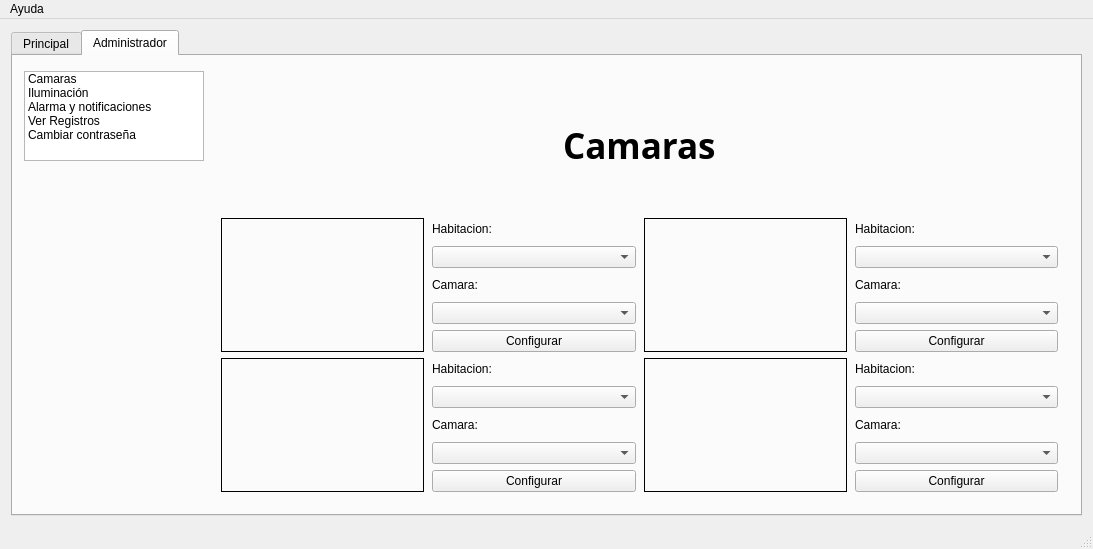
Before: the Qt Designer form mainwindow.ui in AlejoRMinetti/domopencv, drawn with Qt 5.
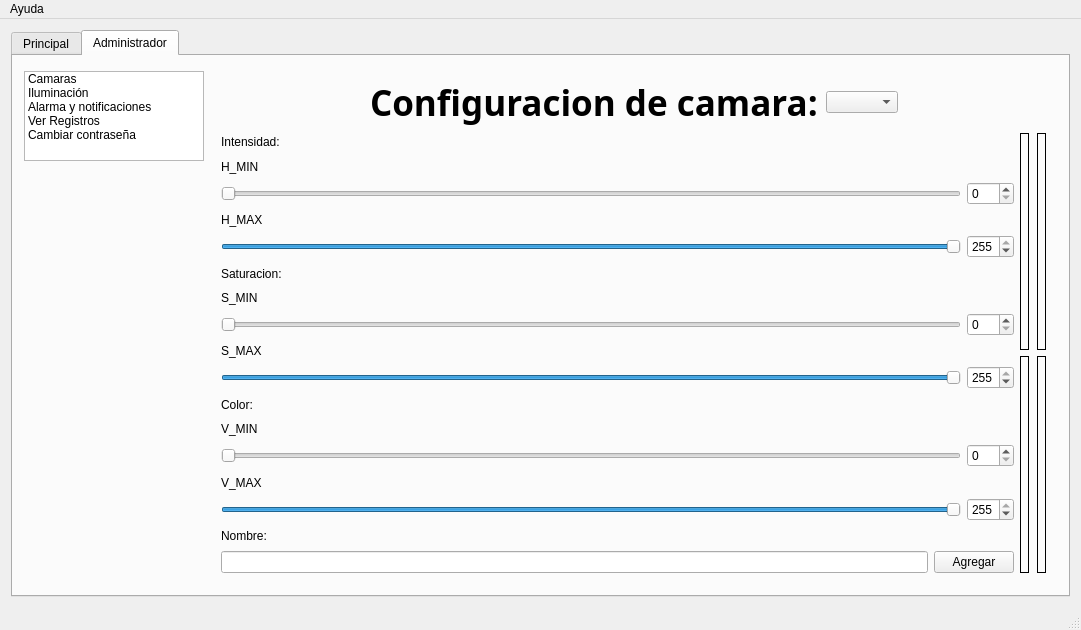
After: the same form once the commit is applied. The open tabs and pages were chosen to show the change. Icons and pictures are not drawn.

Commit message: Configuracion de cam en mainWindow, no anda con multiples camaras

Patch:
```diff
--- a/mainwindow.ui
+++ b/mainwindow.ui
@@ -6,8 +6,8 @@
    <rect>
     <x>0</x>
     <y>0</y>
-    <width>1093</width>
-    <height>549</height>
+    <width>1081</width>
+    <height>630</height>
    </rect>
   </property>
   <property name="sizePolicy">
@@ -475,9 +475,9 @@
              <number>0</number>
             </property>
             <widget class="QWidget" name="page">
-             <layout class="QVBoxLayout" name="verticalLayout_12">
+             <layout class="QVBoxLayout" name="verticalLayout_14">
               <item>
-               <layout class="QHBoxLayout" name="horizontalLayout_25" stretch="0,0,0">
+               <layout class="QHBoxLayout" name="horizontalLayout_25" stretch="0,0,0,0">
                 <property name="spacing">
                  <number>8</number>
                 </property>
@@ -511,10 +511,13 @@
                    </font>
                   </property>
                   <property name="text">
-                   <string>Camaras</string>
+                   <string>Configuracion de camara:</string>
                   </property>
                  </widget>
                 </item>
+                <item>
+                 <widget class="QComboBox" name="comboBox_cam_fuente_5"/>
+                </item>
                 <item>
                  <spacer name="horizontalSpacer_30">
                   <property name="orientation">
@@ -531,274 +534,390 @@
                </layout>
               </item>
               <item>
-               <layout class="QHBoxLayout" name="horizontalLayout_26">
-                <property name="spacing">
-                 <number>8</number>
-                </property>
+               <layout class="QHBoxLayout" name="horizontalLayout_38">
                 <item>
-                 <widget class="QLabel" name="cam1">
-                  <property name="minimumSize">
-                   <size>
-                    <width>0</width>
-                    <height>0</height>
-                   </size>
-                  </property>
-                  <property name="maximumSize">
-                   <size>
-                    <width>123234</width>
-                    <height>34535</height>
-                   </size>
-                  </property>
-                  <property name="frameShape">
-                   <enum>QFrame::Box</enum>
-                  </property>
-                  <property name="text">
-                   <string/>
-                  </property>
-                  <property name="textFormat">
-                   <enum>Qt::AutoText</enum>
-                  </property>
-                  <property name="pixmap">
-                   <pixmap resource="imagenes/imagenes.qrc">:/sinSenial.jpg</pixmap>
-                  </property>
-                  <property name="scaledContents">
-                   <bool>false</bool>
-                  </property>
-                  <property name="alignment">
-                   <set>Qt::AlignCenter</set>
-                  </property>
-                 </widget>
-                </item>
-                <item>
-                 <layout class="QVBoxLayout" name="verticalLayout_18">
-                  <item>
-                   <widget class="QLabel" name="label_13">
-                    <property name="text">
-                     <string>Habitacion:</string>
-                    </property>
-                   </widget>
-                  </item>
-                  <item>
-                   <widget class="QComboBox" name="comboBox_habit_7"/>
-                  </item>
-                  <item>
-                   <widget class="QLabel" name="label_14">
-                    <property name="text">
-                     <string>Camara:</string>
-                    </property>
-                   </widget>
-                  </item>
-                  <item>
-                   <widget class="QComboBox" name="comboBox_cam_fuente_7"/>
-                  </item>
-                  <item>
-                   <widget class="QPushButton" name="pushButton_config_cam1">
-                    <property name="text">
-                     <string>Configurar</string>
-                    </property>
-                   </widget>
-                  </item>
-                 </layout>
-                </item>
-                <item>
-                 <widget class="QLabel" name="cam2">
-                  <property name="minimumSize">
-                   <size>
-                    <width>0</width>
-                    <height>0</height>
-                   </size>
-                  </property>
-                  <property name="maximumSize">
-                   <size>
-                    <width>123234</width>
-                    <height>34535</height>
-                   </size>
-                  </property>
-                  <property name="frameShape">
-                   <enum>QFrame::Box</enum>
-                  </property>
-                  <property name="text">
-                   <string/>
-                  </property>
-                  <property name="textFormat">
-                   <enum>Qt::AutoText</enum>
-                  </property>
-                  <property name="pixmap">
-                   <pixmap resource="imagenes/imagenes.qrc">:/sinSenial.jpg</pixmap>
-                  </property>
-                  <property name="scaledContents">
-                   <bool>false</bool>
-                  </property>
-                  <property name="alignment">
-                   <set>Qt::AlignCenter</set>
-                  </property>
-                 </widget>
-                </item>
-                <item>
-                 <layout class="QVBoxLayout" name="verticalLayout_16">
+                 <layout class="QVBoxLayout" name="verticalLayout_12">
                   <item>
                    <widget class="QLabel" name="label_9">
                     <property name="text">
-                     <string>Habitacion:</string>
+                     <string>Intensidad:</string>
                     </property>
                    </widget>
                   </item>
                   <item>
-                   <widget class="QComboBox" name="comboBox_habit_5"/>
+                   <widget class="QLabel" name="label_3">
+                    <property name="text">
+                     <string>H_MIN</string>
+                    </property>
+                   </widget>
+                  </item>
+                  <item>
+                   <layout class="QHBoxLayout" name="horizontalLayout_31">
+                    <item>
+                     <widget class="QSlider" name="hminSlider">
+                      <property name="maximum">
+                       <number>255</number>
+                      </property>
+                      <property name="orientation">
+                       <enum>Qt::Horizontal</enum>
+                      </property>
+                     </widget>
+                    </item>
+                    <item>
+                     <widget class="QSpinBox" name="hminBox">
+                      <property name="maximum">
+                       <number>255</number>
+                      </property>
+                     </widget>
+                    </item>
+                   </layout>
+                  </item>
+                  <item>
+                   <widget class="QLabel" name="label_4">
+                    <property name="text">
+                     <string>H_MAX</string>
+                    </property>
+                   </widget>
+                  </item>
+                  <item>
+                   <layout class="QHBoxLayout" name="horizontalLayout_32">
+                    <item>
+                     <widget class="QSlider" name="hmaxSlider">
+                      <property name="maximum">
+                       <number>255</number>
+                      </property>
+                      <property name="value">
+                       <number>255</number>
+                      </property>
+                      <property name="orientation">
+                       <enum>Qt::Horizontal</enum>
+                      </property>
+                     </widget>
+                    </item>
+                    <item>
+                     <widget class="QSpinBox" name="hmaxBox">
+                      <property name="maximum">
+                       <number>255</number>
+                      </property>
+                      <property name="value">
+                       <number>255</number>
+                      </property>
+                     </widget>
+                    </item>
+                   </layout>
                   </item>
                   <item>
                    <widget class="QLabel" name="label_10">
                     <property name="text">
-                     <string>Camara:</string>
+                     <string>Saturacion:</string>
                     </property>
                    </widget>
                   </item>
                   <item>
-                   <widget class="QComboBox" name="comboBox_cam_fuente_5"/>
-                  </item>
-                  <item>
-                   <widget class="QPushButton" name="pushButton_config_cam2">
+                   <widget class="QLabel" name="label">
                     <property name="text">
-                     <string>Configurar</string>
+                     <string>S_MIN</string>
                     </property>
                    </widget>
                   </item>
-                 </layout>
-                </item>
-               </layout>
-              </item>
-              <item>
-               <layout class="QHBoxLayout" name="horizontalLayout_27">
-                <property name="spacing">
-                 <number>8</number>
-                </property>
-                <item>
-                 <widget class="QLabel" name="cam3">
-                  <property name="minimumSize">
-                   <size>
-                    <width>0</width>
-                    <height>0</height>
-                   </size>
-                  </property>
-                  <property name="maximumSize">
-                   <size>
-                    <width>123234</width>
-                    <height>34535</height>
-                   </size>
-                  </property>
-                  <property name="frameShape">
-                   <enum>QFrame::Box</enum>
-                  </property>
-                  <property name="text">
-                   <string/>
-                  </property>
-                  <property name="textFormat">
-                   <enum>Qt::AutoText</enum>
-                  </property>
-                  <property name="pixmap">
-                   <pixmap resource="imagenes/imagenes.qrc">:/sinSenial.jpg</pixmap>
-                  </property>
-                  <property name="scaledContents">
-                   <bool>false</bool>
-                  </property>
-                  <property name="alignment">
-                   <set>Qt::AlignCenter</set>
-                  </property>
-                 </widget>
-                </item>
-                <item>
-                 <layout class="QVBoxLayout" name="verticalLayout_15">
                   <item>
-                   <widget class="QLabel" name="label_7">
-                    <property name="text">
-                     <string>Habitacion:</string>
-                    </property>
-                   </widget>
+                   <layout class="QHBoxLayout" name="horizontalLayout_33">
+                    <item>
+                     <widget class="QSlider" name="sminSlider">
+                      <property name="maximum">
+                       <number>255</number>
+                      </property>
+                      <property name="orientation">
+                       <enum>Qt::Horizontal</enum>
+                      </property>
+                     </widget>
+                    </item>
+                    <item>
+                     <widget class="QSpinBox" name="sminBox">
+                      <property name="maximum">
+                       <number>255</number>
+                      </property>
+                     </widget>
+                    </item>
+                   </layout>
                   </item>
                   <item>
-                   <widget class="QComboBox" name="comboBox_habit_4"/>
-                  </item>
-                  <item>
-                   <widget class="QLabel" name="label_8">
+                   <widget class="QLabel" name="label_2">
                     <property name="text">
-                     <string>Camara:</string>
+                     <string>S_MAX</string>
                     </property>
                    </widget>
                   </item>
                   <item>
-                   <widget class="QComboBox" name="comboBox_cam_fuente_4"/>
+                   <layout class="QHBoxLayout" name="horizontalLayout_34">
+                    <item>
+                     <widget class="QSlider" name="smaxSlider">
+                      <property name="maximum">
+                       <number>255</number>
+                      </property>
+                      <property name="value">
+                       <number>255</number>
+                      </property>
+                      <property name="orientation">
+                       <enum>Qt::Horizontal</enum>
+                      </property>
+                     </widget>
+                    </item>
+                    <item>
+                     <widget class="QSpinBox" name="smaxBox">
+                      <property name="maximum">
+                       <number>255</number>
+                      </property>
+                      <property name="value">
+                       <number>255</number>
+                      </property>
+                     </widget>
+                    </item>
+                   </layout>
                   </item>
-                  <item>
-                   <widget class="QPushButton" name="pushButton_config_cam3">
-                    <property name="text">
-                     <string>Configurar</string>
-                    </property>
-                   </widget>
-                  </item>
-                 </layout>
-                </item>
-                <item>
-                 <widget class="QLabel" name="cam4">
-                  <property name="minimumSize">
-                   <size>
-                    <width>0</width>
-                    <height>0</height>
-                   </size>
-                  </property>
-                  <property name="maximumSize">
-                   <size>
-                    <width>123234</width>
-                    <height>34535</height>
-                   </size>
-                  </property>
-                  <property name="frameShape">
-                   <enum>QFrame::Box</enum>
-                  </property>
-                  <property name="text">
-                   <string/>
-                  </property>
-                  <property name="textFormat">
-                   <enum>Qt::AutoText</enum>
-                  </property>
-                  <property name="pixmap">
-                   <pixmap resource="imagenes/imagenes.qrc">:/sinSenial.jpg</pixmap>
-                  </property>
-                  <property name="scaledContents">
-                   <bool>false</bool>
-                  </property>
-                  <property name="alignment">
-                   <set>Qt::AlignCenter</set>
-                  </property>
-                 </widget>
-                </item>
-                <item>
-                 <layout class="QVBoxLayout" name="verticalLayout_17">
                   <item>
                    <widget class="QLabel" name="label_11">
                     <property name="text">
-                     <string>Habitacion:</string>
+                     <string>Color:</string>
                     </property>
                    </widget>
                   </item>
                   <item>
-                   <widget class="QComboBox" name="comboBox_habit_6"/>
+                   <widget class="QLabel" name="label_5">
+                    <property name="text">
+                     <string>V_MIN</string>
+                    </property>
+                   </widget>
                   </item>
                   <item>
-                   <widget class="QLabel" name="label_12">
+                   <layout class="QHBoxLayout" name="horizontalLayout_35">
+                    <item>
+                     <widget class="QSlider" name="vminSlider">
+                      <property name="maximum">
+                       <number>255</number>
+                      </property>
+                      <property name="orientation">
+                       <enum>Qt::Horizontal</enum>
+                      </property>
+                     </widget>
+                    </item>
+                    <item>
+                     <widget class="QSpinBox" name="vminBox">
+                      <property name="maximum">
+                       <number>255</number>
+                      </property>
+                     </widget>
+                    </item>
+                   </layout>
+                  </item>
+                  <item>
+                   <widget class="QLabel" name="label_6">
                     <property name="text">
-                     <string>Camara:</string>
+                     <string>V_MAX</string>
                     </property>
                    </widget>
                   </item>
                   <item>
-                   <widget class="QComboBox" name="comboBox_cam_fuente_6"/>
+                   <layout class="QHBoxLayout" name="horizontalLayout_36">
+                    <item>
+                     <widget class="QSlider" name="vmaxSlider">
+                      <property name="maximum">
+                       <number>255</number>
+                      </property>
+                      <property name="value">
+                       <number>255</number>
+                      </property>
+                      <property name="orientation">
+                       <enum>Qt::Horizontal</enum>
+                      </property>
+                     </widget>
+                    </item>
+                    <item>
+                     <widget class="QSpinBox" name="vmaxBox">
+                      <property name="maximum">
+                       <number>255</number>
+                      </property>
+                      <property name="value">
+                       <number>255</number>
+                      </property>
+                     </widget>
+                    </item>
+                   </layout>
                   </item>
                   <item>
-                   <widget class="QPushButton" name="pushButton_config_cam4">
+                   <widget class="QLabel" name="label_8">
                     <property name="text">
-                     <string>Configurar</string>
+                     <string>Nombre:</string>
                     </property>
                    </widget>
+                  </item>
+                  <item>
+                   <layout class="QHBoxLayout" name="horizontalLayout_37">
+                    <item>
+                     <widget class="QLineEdit" name="nameLineEdit"/>
+                    </item>
+                    <item>
+                     <widget class="QPushButton" name="addButton">
+                      <property name="text">
+                       <string>Agregar</string>
+                      </property>
+                     </widget>
+                    </item>
+                   </layout>
+                  </item>
+                 </layout>
+                </item>
+                <item>
+                 <layout class="QVBoxLayout" name="verticalLayout_13">
+                  <item>
+                   <layout class="QHBoxLayout" name="horizontalLayout_26">
+                    <property name="spacing">
+                     <number>8</number>
+                    </property>
+                    <item>
+                     <widget class="QLabel" name="camRGB_all">
+                      <property name="minimumSize">
+                       <size>
+                        <width>0</width>
+                        <height>0</height>
+                       </size>
+                      </property>
+                      <property name="maximumSize">
+                       <size>
+                        <width>123234</width>
+                        <height>34535</height>
+                       </size>
+                      </property>
+                      <property name="frameShape">
+                       <enum>QFrame::Box</enum>
+                      </property>
+                      <property name="text">
+                       <string/>
+                      </property>
+                      <property name="textFormat">
+                       <enum>Qt::AutoText</enum>
+                      </property>
+                      <property name="pixmap">
+                       <pixmap resource="imagenes/imagenes.qrc">:/sinSenial.jpg</pixmap>
+                      </property>
+                      <property name="scaledContents">
+                       <bool>false</bool>
+                      </property>
+                      <property name="alignment">
+                       <set>Qt::AlignCenter</set>
+                      </property>
+                     </widget>
+                    </item>
+                    <item>
+                     <widget class="QLabel" name="camRGB_actual">
+                      <property name="minimumSize">
+                       <size>
+                        <width>0</width>
+                        <height>0</height>
+                       </size>
+                      </property>
+                      <property name="maximumSize">
+                       <size>
+                        <width>123234</width>
+                        <height>34535</height>
+                       </size>
+                      </property>
+                      <property name="frameShape">
+                       <enum>QFrame::Box</enum>
+                      </property>
+                      <property name="text">
+                       <string/>
+                      </property>
+                      <property name="textFormat">
+                       <enum>Qt::AutoText</enum>
+                      </property>
+                      <property name="pixmap">
+                       <pixmap resource="imagenes/imagenes.qrc">:/sinSenial.jpg</pixmap>
+                      </property>
+                      <property name="scaledContents">
+                       <bool>false</bool>
+                      </property>
+                      <property name="alignment">
+                       <set>Qt::AlignCenter</set>
+                      </property>
+                     </widget>
+                    </item>
+                   </layout>
+                  </item>
+                  <item>
+                   <layout class="QHBoxLayout" name="horizontalLayout_27">
+                    <property name="spacing">
+                     <number>8</number>
+                    </property>
+                    <item>
+                     <widget class="QLabel" name="camHSV">
+                      <property name="minimumSize">
+                       <size>
+                        <width>0</width>
+                        <height>0</height>
+                       </size>
+                      </property>
+                      <property name="maximumSize">
+                       <size>
+                        <width>123234</width>
+                        <height>34535</height>
+                       </size>
+                      </property>
+                      <property name="frameShape">
+                       <enum>QFrame::Box</enum>
+                      </property>
+                      <property name="text">
+                       <string/>
+                      </property>
+                      <property name="textFormat">
+                       <enum>Qt::AutoText</enum>
+                      </property>
+                      <property name="pixmap">
+                       <pixmap resource="imagenes/imagenes.qrc">:/sinSenial.jpg</pixmap>
+                      </property>
+                      <property name="scaledContents">
+                       <bool>false</bool>
+                      </property>
+                      <property name="alignment">
+                       <set>Qt::AlignCenter</set>
+                      </property>
+                     </widget>
+                    </item>
+                    <item>
+                     <widget class="QLabel" name="cam_umbral">
+                      <property name="minimumSize">
+                       <size>
+                        <width>0</width>
+                        <height>0</height>
+                       </size>
+                      </property>
+                      <property name="maximumSize">
+                       <size>
+                        <width>123234</width>
+                        <height>34535</height>
+                       </size>
+                      </property>
+                      <property name="frameShape">
+                       <enum>QFrame::Box</enum>
+                      </property>
+                      <property name="text">
+                       <string/>
+                      </property>
+                      <property name="textFormat">
+                       <enum>Qt::AutoText</enum>
+                      </property>
+                      <property name="pixmap">
+                       <pixmap resource="imagenes/imagenes.qrc">:/sinSenial.jpg</pixmap>
+                      </property>
+                      <property name="scaledContents">
+                       <bool>false</bool>
+                      </property>
+                      <property name="alignment">
+                       <set>Qt::AlignCenter</set>
+                      </property>
+                     </widget>
+                    </item>
+                   </layout>
                   </item>
                  </layout>
                 </item>
@@ -1907,7 +2026,7 @@
     <rect>
      <x>0</x>
      <y>0</y>
-     <width>1093</width>
+     <width>1081</width>
      <height>22</height>
     </rect>
    </property>
```
Left out of the diff: 132 changed lines with no effect on the pictures. The commit also changes 11 other files.
